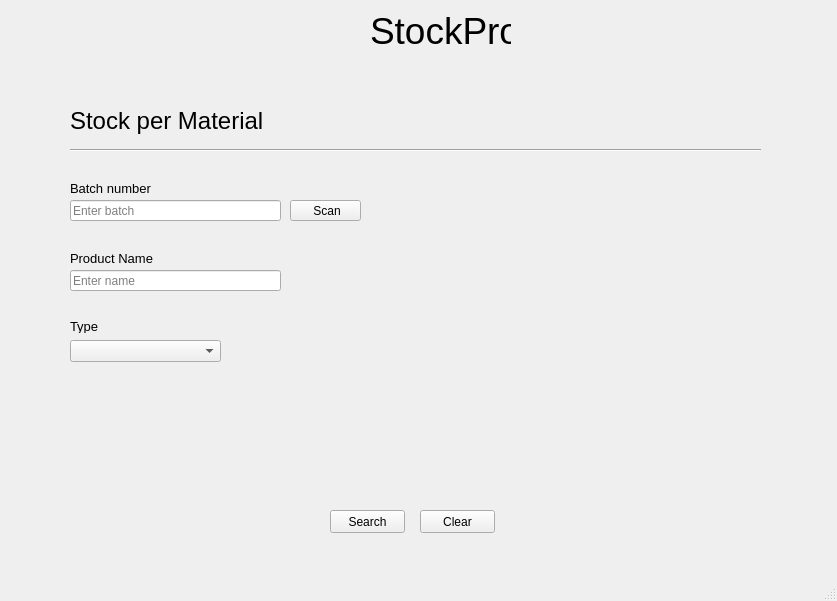
Before: the Qt Designer form main_screen.ui in jayssonbf/inventory, drawn with Qt 5.
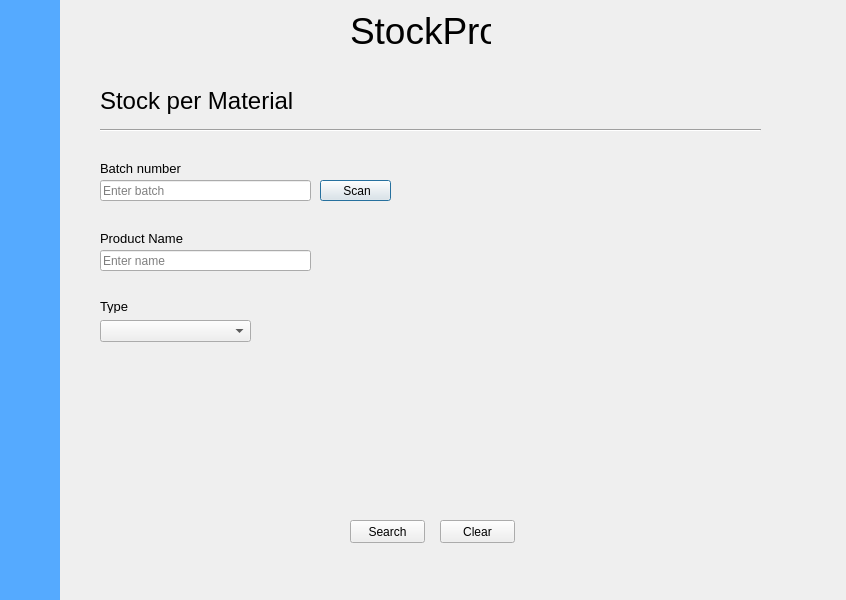
After: the same form once the commit is applied. Icons and pictures are not drawn.

Commit message: Switched classes from QMain to QDialog

```diff
--- a/main_screen.ui
+++ b/main_screen.ui
@@ -1,24 +1,54 @@
 <?xml version="1.0" encoding="UTF-8"?>
 <ui version="4.0">
- <class>MainWindow</class>
- <widget class="QMainWindow" name="MainWindow">
+ <class>Dialog</class>
+ <widget class="QDialog" name="Dialog">
   <property name="geometry">
    <rect>
     <x>0</x>
     <y>0</y>
-    <width>837</width>
-    <height>601</height>
+    <width>846</width>
+    <height>600</height>
    </rect>
   </property>
   <property name="windowTitle">
    <string>MainWindow</string>
   </property>
-  <widget class="QWidget" name="centralwidget">
+  <widget class="QWidget" name="widget" native="true">
+   <property name="geometry">
+    <rect>
+     <x>-1</x>
+     <y>-1</y>
+     <width>61</width>
+     <height>601</height>
+    </rect>
+   </property>
+   <property name="styleSheet">
+    <string notr="true">background-color: rgb(85, 170, 255);</string>
+   </property>
+  </widget>
+  <widget class="QLabel" name="label_3">
+   <property name="geometry">
+    <rect>
+     <x>350</x>
+     <y>10</y>
+     <width>141</width>
+     <height>41</height>
+    </rect>
+   </property>
+   <property name="font">
+    <font>
+     <pointsize>28</pointsize>
+    </font>
+   </property>
+   <property name="text">
+    <string>StockPro</string>
+   </property>
+  </widget>
    <widget class="QLabel" name="label">
     <property name="geometry">
      <rect>
-      <x>70</x>
-      <y>100</y>
+     <x>100</x>
+     <y>80</y>
       <width>241</width>
       <height>41</height>
      </rect>
@@ -35,9 +65,9 @@
    <widget class="Line" name="line">
     <property name="geometry">
      <rect>
-      <x>70</x>
-      <y>140</y>
-      <width>691</width>
+     <x>100</x>
+     <y>120</y>
+     <width>661</width>
       <height>20</height>
      </rect>
     </property>
@@ -48,8 +78,8 @@
    <widget class="QLabel" name="label_2">
     <property name="geometry">
      <rect>
-      <x>70</x>
-      <y>180</y>
+     <x>100</x>
+     <y>160</y>
       <width>81</width>
       <height>16</height>
      </rect>
@@ -63,29 +93,11 @@
      <string>Batch number</string>
     </property>
    </widget>
-   <widget class="QLabel" name="label_3">
-    <property name="geometry">
-     <rect>
-      <x>370</x>
-      <y>10</y>
-      <width>141</width>
-      <height>41</height>
-     </rect>
-    </property>
-    <property name="font">
-     <font>
-      <pointsize>28</pointsize>
-     </font>
-    </property>
-    <property name="text">
-     <string>StockPro</string>
-    </property>
-   </widget>
    <widget class="QLineEdit" name="lineEdit_2">
     <property name="geometry">
      <rect>
-      <x>70</x>
-      <y>200</y>
+     <x>100</x>
+     <y>180</y>
       <width>211</width>
       <height>21</height>
      </rect>
@@ -103,51 +115,11 @@
      <string>Enter batch</string>
     </property>
    </widget>
-   <widget class="QLabel" name="label_4">
-    <property name="geometry">
-     <rect>
-      <x>70</x>
-      <y>250</y>
-      <width>91</width>
-      <height>16</height>
-     </rect>
-    </property>
-    <property name="font">
-     <font>
-      <pointsize>10</pointsize>
-     </font>
-    </property>
-    <property name="text">
-     <string>Product Name</string>
-    </property>
-   </widget>
-   <widget class="QLineEdit" name="lineEdit_3">
-    <property name="geometry">
-     <rect>
-      <x>70</x>
-      <y>270</y>
-      <width>211</width>
-      <height>21</height>
-     </rect>
-    </property>
-    <property name="inputMask">
-     <string/>
-    </property>
-    <property name="text">
-     <string/>
-    </property>
-    <property name="dragEnabled">
-     <bool>true</bool>
-    </property>
-    <property name="placeholderText">
-     <string>Enter name</string>
-    </property>
-   </widget>
    <widget class="QPushButton" name="scanButton">
     <property name="geometry">
      <rect>
-      <x>290</x>
-      <y>200</y>
+     <x>320</x>
+     <y>180</y>
       <width>71</width>
       <height>21</height>
      </rect>
@@ -160,11 +132,51 @@
       <normaloff>../icons/icons/camera--plus.png</normaloff>../icons/icons/camera--plus.png</iconset>
     </property>
    </widget>
+  <widget class="QLabel" name="label_4">
+   <property name="geometry">
+    <rect>
+     <x>100</x>
+     <y>230</y>
+     <width>91</width>
+     <height>16</height>
+    </rect>
+   </property>
+   <property name="font">
+    <font>
+     <pointsize>10</pointsize>
+    </font>
+   </property>
+   <property name="text">
+    <string>Product Name</string>
+   </property>
+  </widget>
+  <widget class="QLineEdit" name="lineEdit_3">
+   <property name="geometry">
+    <rect>
+     <x>100</x>
+     <y>250</y>
+     <width>211</width>
+     <height>21</height>
+    </rect>
+   </property>
+   <property name="inputMask">
+    <string/>
+   </property>
+   <property name="text">
+    <string/>
+   </property>
+   <property name="dragEnabled">
+    <bool>true</bool>
+   </property>
+   <property name="placeholderText">
+    <string>Enter name</string>
+   </property>
+  </widget>
    <widget class="QLabel" name="label_5">
     <property name="geometry">
      <rect>
-      <x>70</x>
-      <y>320</y>
+     <x>100</x>
+     <y>300</y>
       <width>47</width>
       <height>13</height>
      </rect>
@@ -181,8 +193,8 @@
    <widget class="QComboBox" name="comboBox">
     <property name="geometry">
      <rect>
-      <x>70</x>
-      <y>340</y>
+     <x>100</x>
+     <y>320</y>
       <width>151</width>
       <height>22</height>
      </rect>
@@ -250,8 +262,8 @@
    <widget class="QPushButton" name="searchButton">
     <property name="geometry">
      <rect>
-      <x>330</x>
-      <y>510</y>
+     <x>350</x>
+     <y>520</y>
       <width>75</width>
       <height>23</height>
      </rect>
@@ -263,8 +275,8 @@
    <widget class="QPushButton" name="cancelButton">
     <property name="geometry">
      <rect>
-      <x>420</x>
-      <y>510</y>
+     <x>440</x>
+     <y>520</y>
       <width>75</width>
       <height>23</height>
      </rect>
@@ -273,8 +285,6 @@
      <string>Clear</string>
     </property>
    </widget>
-  </widget>
-  <widget class="QStatusBar" name="statusbar"/>
  </widget>
  <resources/>
  <connections/>
```
Left out of the diff: 2 changed lines with no effect on the pictures. Lines whose indentation alone changed are shown as unchanged. The commit also changes 3 other files.
